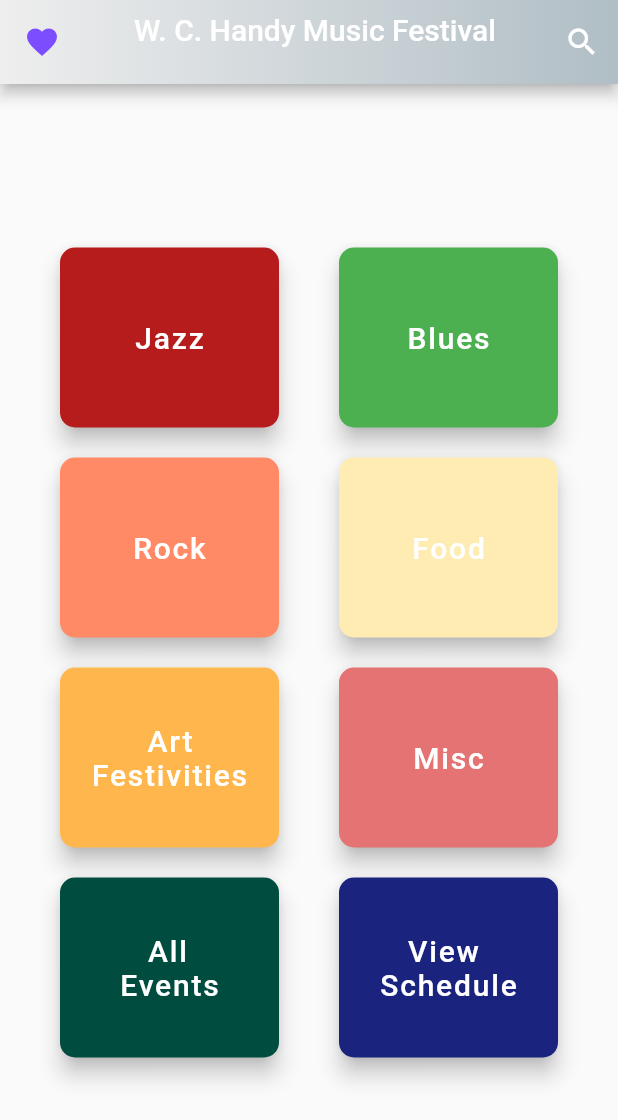
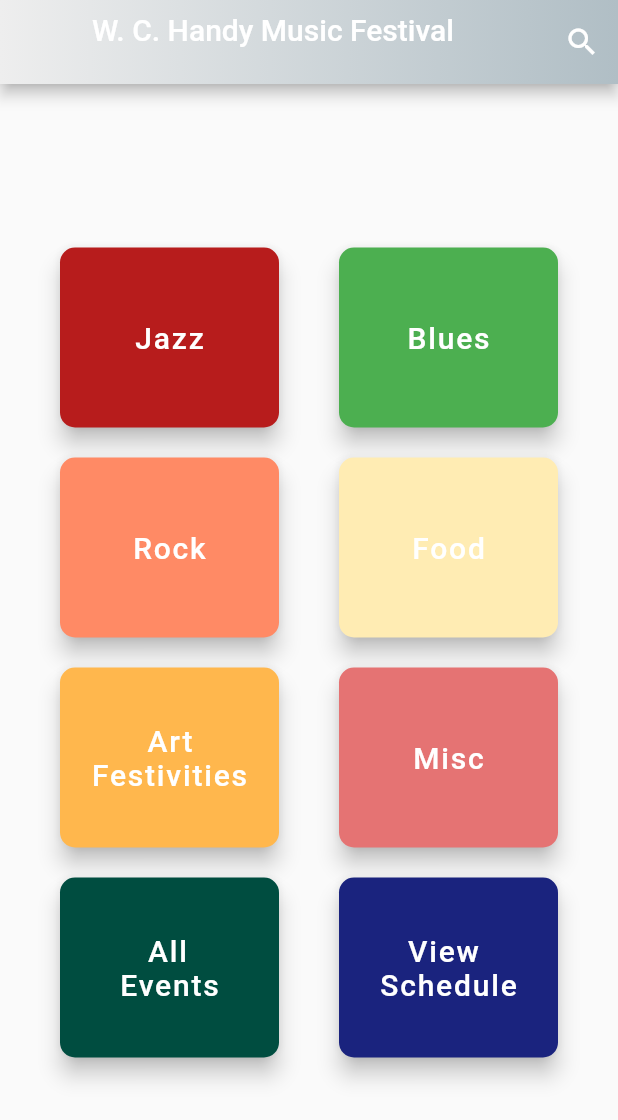
Before and after one commit to obilano/HandyApp, a Flutter app: the screen it shows after launch, on a phone screen of 412 x 824 dp. Shown: the top 1120 px of the screen. Run offline on Flutter 3.47's test engine with Material 2 defaults, Android fonts, the phone set to English and light mode, and no system bars; drawn by our look-alikes of auto_size_text; our stand-ins replace gradient_app_bar, photo_view, rflutter_alert, webview_flutter.

Commit message:
Added datas

```diff
--- a/lib/main.dart
+++ /dev/null
@@ -1,20 +0,0 @@
-import 'package:flutter/material.dart';
-import './pages/home.dart';
-
-void main() => runApp(HandyApp());
-
-class HandyApp extends StatefulWidget {
-  @override
-  _HandyApp createState() => _HandyApp();
-}
-
-class _HandyApp extends State<HandyApp> {
-  // This widget is the root of your application.
-  @override
-  Widget build(BuildContext context) {
-    return MaterialApp(
-      debugShowCheckedModeBanner: false, //turn off debug mode
-      home: Homepage(), //call background for home page
-    );
-  }
-}
--- a/lib/misc/dataSearch.dart
+++ b/lib/misc/dataSearch.dart
@@ -1,5 +1,4 @@
 import 'package:flutter/material.dart';
-import 'package:gradient_app_bar/gradient_app_bar.dart';
 import 'package:handy_app/pages/art.dart';
 import 'package:handy_app/pages/blues.dart';
 import 'package:handy_app/pages/allevents.dart';
@@ -8,38 +7,6 @@
 import 'package:handy_app/pages/rock.dart';
 import 'package:handy_app/pages/schedule.dart';
 import 'package:rflutter_alert/rflutter_alert.dart';
-import 'package:handy_app/misc/eventClasses.dart';
-
-List<EventInfo> Events = <EventInfo>[
-  EventInfo(
-    pg: LambJam(thmColor: Colors.black12),
-    name: LambJam().name,
-    artist: LambJam().artist,
-    address: LambJam().address,
-    location: LambJam().location,
-  ),
-  EventInfo(
-    pg: FondaSkipworth(thmColor: Colors.black12),
-    name: FondaSkipworth().name,
-    artist: FondaSkipworth().artist,
-    address: FondaSkipworth().address,
-    location: FondaSkipworth().location,
-  ),
-  EventInfo(
-    pg: TennValleyStrum(thmColor: Colors.black12),
-    name: TennValleyStrum().name,
-    artist: TennValleyStrum().artist,
-    address: TennValleyStrum().address,
-    location: TennValleyStrum().location,
-  ),
-  EventInfo(
-    pg: JazzWithIt(thmColor: Colors.black12),
-    name: JazzWithIt().name,
-    artist: JazzWithIt().artist,
-    address: JazzWithIt().address,
-    location: JazzWithIt().location,
-  ),
-];
 
 class DataSearch extends SearchDelegate<String> {
   final data = [
@@ -81,56 +48,41 @@
 
   @override
   Widget buildResults(BuildContext context) {
-//    Map<String, StatelessWidget> search = Map();
     // show some result based on the selection
-    for (var i = 0; i < Events.length; i++) {
-      if (Events[i].name == query ||
-              Events[i].artist == query ||
-              Events[i].location == query ||
-              Events[i].address ==
-                  query /*query == LambJam().name ||
-        query == LambJam().artist ||
-        query == LambJam().location ||
-        query == LambJam().address*/
-          ) {
-        //key
+
+    if (query == "Jazz") {
       return new MaterialApp(
         debugShowCheckedModeBanner: false,
-          home: Scaffold(
-            appBar: GradientAppBar(
-              backgroundColorStart: Colors.black45,
-              backgroundColorEnd: Colors.black12,
-            ),
-            body: Events[i].pg,
-            //   search[key]
-          ),
-        );
-      } else if (query == "Jazz") {
-        return new MaterialApp(
         home: new JazzPage(),
       );
     } else if (query == "Blues") {
       return new MaterialApp(
+        debugShowCheckedModeBanner: false,
         home: new BluesPage(),
       );
     } else if (query == "Art") {
       return new MaterialApp(
+        debugShowCheckedModeBanner: false,
         home: new ArtPage(),
       );
     } else if (query == "Rock") {
       return new MaterialApp(
+        debugShowCheckedModeBanner: false,
         home: new RockPage(),
       );
     } else if (query == "Events") {
       return new MaterialApp(
+        debugShowCheckedModeBanner: false,
         home: new allEventsPage(),
       );
     } else if (query == "Food") {
       return new MaterialApp(
+        debugShowCheckedModeBanner: false,
         home: new FoodPage(),
       );
     } else if (query == "Schedule") {
       return new MaterialApp(
+        debugShowCheckedModeBanner: false,
         home: new allSchedulePage(),
       );
     } else {
@@ -142,30 +94,21 @@
           textDirection: TextDirection.ltr,
         ),
       );
-      }
+      //   }
     }
   }
 
   @override
   Widget buildSuggestions(BuildContext context) {
-    for (var i = 0; i < Events.length; i++) {
-      data.add(Events[i].name);
-      data.add(Events[i].artist);
-      data.add(Events[i].location);
-      data.add(Events[i].address);
-      recent.add(Events[i].name);
-      recent.add(Events[i].artist);
-      recent.add(Events[i].location);
-      recent.add(Events[i].address);
-    }
 // show when someone searches for something
     final suggestionList = query.isEmpty
         ? recent
         : data.where((p) => p.startsWith(query)).toList();
+
     return ListView.builder(
-      itemBuilder: (Events, index) => ListTile(
+      itemBuilder: (context, index) => ListTile(
         onTap: () {
-          showResults(Events);
+          showResults(context);
         },
         leading: Icon(Icons.event),
         title: RichText(
@@ -176,7 +119,7 @@
               children: [
                 TextSpan(
                     text: suggestionList[index].substring(query.length),
-                    style: TextStyle(color: Colors.grey)),
+                    style: TextStyle(color: Colors.grey))
               ]),
         ),
       ),
--- a/lib/misc/eventClasses.dart
+++ b/lib/misc/eventClasses.dart
@@ -1,8 +1,8 @@
 import 'dart:ui';
 import 'package:flutter/material.dart';
 import 'package:handy_app/misc/pageEventInfoLayout.dart';
-import 'dataSearch.dart';
 
+// default youtube link and image
 class Default {
   String image;
   String YT; //default youtube link
@@ -1259,7 +1259,7 @@
           genre: "R&B/Soul",
           location: "W.C. Handy Home & Museum",
           address: "620 W. College St. Florence, AL 35630",
-          date: "July 26",
+          date: "July 27",
           time: "7:00 am",
           sponsor: "Abroms & Associates * All Sports Trophy "
               "\n* Anytime Fitness * City Hardware "
--- a/lib/misc/pageEventInfoLayout.dart
+++ b/lib/misc/pageEventInfoLayout.dart
@@ -178,10 +178,10 @@
                     onPressed: () {
                       setState(() {
                         iconColor = Colors.deepPurpleAccent;
-                        FavoriteState().favorites.add(pg);
+                        Favorites().favorites.add(pg);
                       });
                     },
-                    icon: Icon(Icons.favorite, color: iconColor),
+                    icon: Icon(Icons.favorite_border, color: iconColor),
                     label: Text(
                       "Favorite",
                       style: TextStyle(color: Colors.white),
--- a/lib/pages/favPage.dart
+++ b/lib/pages/favPage.dart
@@ -1,14 +1,11 @@
 import 'package:flutter/material.dart';
 import 'package:handy_app/misc/eventClasses.dart';
 import 'package:gradient_app_bar/gradient_app_bar.dart';
+import 'package:handy_app/pages/home.dart';
 
-class Favorites extends StatefulWidget {
-  @override
-  FavoriteState createState() => FavoriteState();
-}
+class Favorites extends HandyApp {
+  Color bgrColor = Colors.deepPurpleAccent[400];
 
-class FavoriteState extends State<Favorites> {
-  Color bgrColor = Colors.deepPurpleAccent[400];
   List<EventInfo> favorites = <EventInfo>[];
 
   StatefulWidget addFavorite(EventInfo pg) {
--- a/lib/pages/home.dart
+++ b/lib/pages/home.dart
@@ -1,6 +1,5 @@
 import 'package:flutter/cupertino.dart';
 import 'package:flutter/material.dart';
-import 'package:handy_app/pages/favPage.dart';
 import 'package:handy_app/pages/food.dart';
 import 'package:handy_app/pages/jazz.dart';
 import 'package:handy_app/pages/blues.dart';
@@ -13,29 +12,28 @@
 import 'package:gradient_app_bar/gradient_app_bar.dart';
 import 'package:auto_size_text/auto_size_text.dart';
 
-class Homepage extends StatefulWidget {
+void main() => runApp(HandyApp());
+
+class HandyApp extends StatefulWidget {
   @override
-  _HomePageState createState() => _HomePageState();
+  _HandyAppState createState() => _HandyAppState();
 }
 
-class _HomePageState extends State<Homepage> {
+class _HandyAppState extends State<HandyApp> {
+  Widget build(BuildContext context) {
+    return MaterialApp(
+      debugShowCheckedModeBanner: false,
+      home: Homepage(),
+    );
+  }
+}
+
+class Homepage extends StatelessWidget {
   Widget build(BuildContext context) {
     return Scaffold(
       appBar: GradientAppBar(
         backgroundColorStart: Colors.grey[200],
         backgroundColorEnd: Colors.blueGrey[200],
-        leading: IconButton(
-            icon: Icon(
-              Icons.favorite,
-              color: Colors.deepPurpleAccent,
-            ),
-            onPressed: () {
-              Navigator.of(context).push(
-                MaterialPageRoute(
-                  builder: (BuildContext context) => Favorites(),
-                ),
-              );
-            }),
         title: Center(
           child: FlexibleSpaceBar(
             title: AutoSizeText(
@@ -53,7 +51,7 @@
               })
         ],
       ),
-      drawer: Drawer(),
+      //drawer: Drawer(),
       body: Center(
         child: SingleChildScrollView(
           child: Container(
```
Also changed, not shown: 4 other files. Lines whose indentation alone changed are shown as unchanged.
